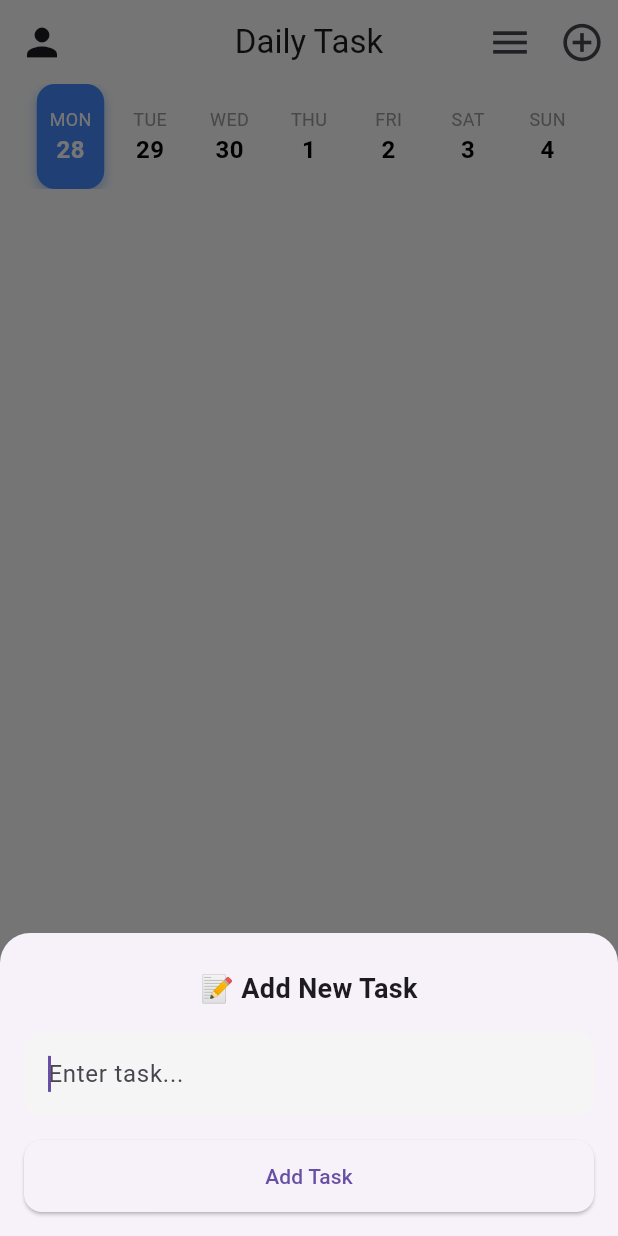
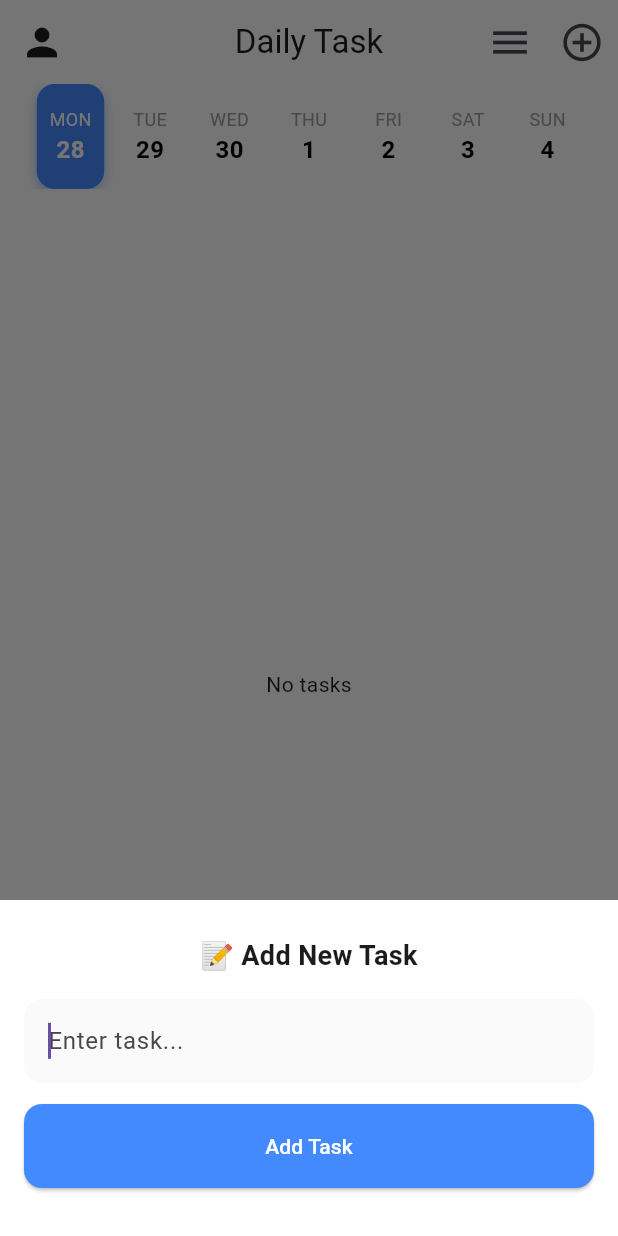
Before and after one commit to inkartk/tasker_app, a Flutter app: the screen it shows after launch, after a tap on the "add circle outline" icon, on a phone screen of 412 x 824 dp. Run offline on Flutter 3.47's test engine with Material 3 defaults, Android fonts, the phone set to English and light mode, and no system bars; our stand-ins replace email_validator, equatable, firebase_auth, firebase_core, flutter_bloc, get_it and 2 more; accounts and stored records are empty.

Commit message:
to do list completed

```diff
--- a/lib/common/app_router.dart
+++ b/lib/common/app_router.dart
@@ -1,4 +1,6 @@
+import 'package:flutter_bloc/flutter_bloc.dart';
 import 'package:go_router/go_router.dart';
+import 'package:my_the_best_project/common/di.dart';
 import 'package:my_the_best_project/features/auth/pages/login_page.dart';
 import 'package:my_the_best_project/features/auth/pages/register_page.dart';
 import 'package:my_the_best_project/features/auth/pages/reset_password.dart';
@@ -6,6 +8,8 @@ import 'package:my_the_best_project/features/auth/pages/verify_email.dart';
 import 'package:my_the_best_project/features/home/pages/account_page.dart';
 import 'package:my_the_best_project/features/home/pages/navigation_tabbar.dart';
 import 'package:my_the_best_project/features/to_do_week/to_do_week.dart';
+import 'package:my_the_best_project/features/todo/presentation/bloc/task_bloc.dart';
+import 'package:my_the_best_project/features/todo/presentation/bloc/task_event.dart';
 
 final GoRouter appRouter = GoRouter(
   routes: [
@@ -35,7 +39,13 @@ final GoRouter appRouter = GoRouter(
     ),
     GoRoute(
       path: '/',
-      builder: (context, state) => const NavigationTabBar(),
+      builder: (context, state) {
+        return BlocProvider<TaskBloc>(
+          create: (context) =>
+              sl<TaskBloc>()..add(TaskGetEvent(day: DateTime.now())),
+          child: const NavigationTabBar(),
+        );
+      },
     ),
     GoRoute(
       path: '/verify',
--- /dev/null
+++ b/lib/common/di.dart
@@ -0,0 +1,37 @@
+import 'package:get_it/get_it.dart';
+import 'package:my_the_best_project/features/todo/data/data_source/local_data_source/local_datasource.dart';
+import 'package:my_the_best_project/features/todo/data/repository/repository_impl.dart';
+import 'package:my_the_best_project/features/todo/domain/repository/repository.dart';
+import 'package:my_the_best_project/features/todo/domain/usecases/add_task.dart';
+import 'package:my_the_best_project/features/todo/domain/usecases/delete_task.dart';
+import 'package:my_the_best_project/features/todo/domain/usecases/get_task.dart';
+import 'package:my_the_best_project/features/todo/domain/usecases/update_task.dart';
+import 'package:my_the_best_project/features/todo/presentation/bloc/task_bloc.dart';
+import 'package:shared_preferences/shared_preferences.dart';
+
+final sl = GetIt.instance;
+
+Future<void> init() async {
+  // External
+  final sharedPreferences = await SharedPreferences.getInstance();
+  sl.registerSingleton<SharedPreferences>(sharedPreferences);
+
+  // Data sources
+  sl.registerLazySingleton<LocalDataSource>(
+    () => LocalDataSourceImpl(sharedPreferences: sl()),
+  );
+
+  // Repository
+  sl.registerLazySingleton<Repository>(
+    () => RepositoryImpl(localDataSource: sl()),
+  );
+
+  // Use cases
+  sl.registerLazySingleton(() => GetTask(repository: sl()));
+  sl.registerLazySingleton(() => AddTask(repository: sl()));
+  sl.registerLazySingleton(() => DeleteTask(repository: sl()));
+  sl.registerLazySingleton(() => UpdateTask(repository: sl()));
+
+  // Bloc
+  sl.registerFactory(() => TaskBloc(sl(), sl(), sl(), sl()));
+}
--- a/lib/features/todo/domain/entity/to_do_list_entity.dart
+++ b/lib/features/todo/domain/entity/to_do_list_entity.dart
@@ -9,4 +9,18 @@ class Task {
       required this.title,
       required this.date,
       required this.isDone});
+
+  Task copyWith({
+    String? id,
+    String? title,
+    DateTime? date,
+    bool? isDone,
+  }) {
+    return Task(
+      id: id ?? this.id,
+      title: title ?? this.title,
+      date: date ?? this.date,
+      isDone: isDone ?? this.isDone,
+    );
+  }
 }
--- a/lib/features/todo/domain/repository/repository.dart
+++ b/lib/features/todo/domain/repository/repository.dart
@@ -4,4 +4,5 @@ abstract class Repository {
   Future<void> addTask(Task task);
   Future<void> deleteTask(Task task);
   Future<List<Task>> getTaskForDay(DateTime day);
+  Future<void> updateTask(Task task);
 }
--- /dev/null
+++ b/lib/features/todo/domain/usecases/update_task.dart
@@ -0,0 +1,12 @@
+import 'package:my_the_best_project/features/todo/domain/entity/to_do_list_entity.dart';
+import 'package:my_the_best_project/features/todo/domain/repository/repository.dart';
+
+class UpdateTask {
+  final Repository repository;
+
+  UpdateTask({required this.repository});
+
+  Future<void> call(Task task) async {
+    return repository.updateTask(task);
+  }
+}
--- /dev/null
+++ b/lib/features/todo/presentation/bloc/task_bloc.dart
@@ -0,0 +1,68 @@
+import 'package:flutter_bloc/flutter_bloc.dart';
+import 'package:my_the_best_project/features/todo/domain/usecases/add_task.dart';
+import 'package:my_the_best_project/features/todo/domain/usecases/delete_task.dart';
+import 'package:my_the_best_project/features/todo/domain/usecases/get_task.dart';
+import 'package:my_the_best_project/features/todo/domain/usecases/update_task.dart';
+import 'package:my_the_best_project/features/todo/presentation/bloc/task_event.dart';
+import 'package:my_the_best_project/features/todo/presentation/bloc/task_state.dart';
+
+class TaskBloc extends Bloc<TaskEvent, TaskState> {
+  final GetTask getTask;
+  final AddTask addTask;
+  final DeleteTask deleteTask;
+  final UpdateTask updateTask;
+
+  TaskBloc(this.getTask, this.addTask, this.deleteTask, this.updateTask)
+      : super(TaskEmptyState()) {
+    on<TaskAddEvent>((event, emit) async {
+      emit(TaskAddState());
+      try {
+        await addTask(event.task);
+        add(TaskGetEvent(day: event.task.date));
+      } catch (e) {
+        emit(TaskErrorState(taskError: e.toString()));
+      }
+    });
+    on<TaskDeleteEvent>((event, emit) async {
+      emit(TaskDeleteState());
+      try {
+        await deleteTask(event.task);
+        add(TaskGetEvent(day: event.task.date));
+      } catch (e) {
+        emit(TaskErrorState(taskError: e.toString()));
+      }
+    });
+    on<TaskGetEvent>((event, emit) async {
+      emit(TaskLoadingState());
+      try {
+        final tasks = await getTask(event.day);
+
+        final filteredTasks = tasks
+            .where((task) =>
+                task.date.year == event.day.year &&
+                task.date.month == event.day.month &&
+                task.date.day == event.day.day)
+            .toList();
+
+        filteredTasks.sort((a, b) {
+          if (a.isDone == b.isDone) return 0;
+          return a.isDone ? 1 : -1;
+        });
+
+        emit(TaskLoadedState(taskList: filteredTasks));
+      } catch (e) {
+        emit(TaskErrorState(taskError: e.toString()));
+      }
+    });
+
+    on<TaskUpdatingEvent>((event, emit) async {
+      emit(TaskUpdatingState());
+      try {
+        await updateTask(event.task);
+        add(TaskGetEvent(day: event.task.date));
+      } catch (e) {
+        emit(TaskErrorState(taskError: e.toString()));
+      }
+    });
+  }
+}
--- /dev/null
+++ b/lib/features/todo/presentation/bloc/task_event.dart
@@ -0,0 +1,41 @@
+import 'package:equatable/equatable.dart';
+import 'package:my_the_best_project/features/todo/domain/entity/to_do_list_entity.dart';
+
+abstract class TaskEvent extends Equatable {
+  @override
+  List<Object> get props => [];
+}
+
+class TaskAddEvent extends TaskEvent {
+  final Task task;
+
+  TaskAddEvent({required this.task});
+  @override
+  List<Object> get props => [task];
+}
+
+class TaskDeleteEvent extends TaskEvent {
+  final Task task;
+
+  TaskDeleteEvent({required this.task});
+  @override
+  List<Object> get props => [task];
+}
+
+class TaskGetEvent extends TaskEvent {
+  final DateTime day;
+
+  TaskGetEvent({required this.day});
+
+  @override
+  List<Object> get props => [day];
+}
+
+class TaskUpdatingEvent extends TaskEvent {
+  final Task task;
+
+  TaskUpdatingEvent({required this.task});
+
+  @override
+  List<Object> get props => [task];
+}
--- /dev/null
+++ b/lib/features/todo/presentation/bloc/task_state.dart
@@ -0,0 +1,33 @@
+import 'package:equatable/equatable.dart';
+import 'package:my_the_best_project/features/todo/domain/entity/to_do_list_entity.dart';
+
+abstract class TaskState extends Equatable {
+  @override
+  List<Object> get props => [];
+}
+
+class TaskEmptyState extends TaskState {}
+
+class TaskLoadingState extends TaskState {}
+
+class TaskLoadedState extends TaskState {
+  final List<Task> taskList;
+
+  TaskLoadedState({required this.taskList});
+  @override
+  List<Object> get props => [taskList];
+}
+
+class TaskErrorState extends TaskState {
+  final String taskError;
+
+  TaskErrorState({required this.taskError});
+  @override
+  List<Object> get props => [taskError];
+}
+
+class TaskAddState extends TaskState {}
+
+class TaskDeleteState extends TaskState {}
+
+class TaskUpdatingState extends TaskState {}
--- a/lib/features/todo/presentation/pages/to_do_list_page.dart
+++ b/lib/features/todo/presentation/pages/to_do_list_page.dart
@@ -1,6 +1,10 @@
 import 'package:flutter/material.dart';
+import 'package:flutter_bloc/flutter_bloc.dart';
 import 'package:go_router/go_router.dart';
-import 'package:my_the_best_project/features/todo/domain/entity/to_do_list_entity.dart';
+import 'package:my_the_best_project/features/todo/presentation/bloc/task_bloc.dart';
+import 'package:my_the_best_project/features/todo/presentation/bloc/task_event.dart';
+import 'package:my_the_best_project/features/todo/presentation/bloc/task_state.dart';
+import 'package:my_the_best_project/features/todo/presentation/widgets/bottom_sheet.dart';
 import 'package:my_the_best_project/features/todo/presentation/widgets/calendar.dart';
 
 class ToDoList extends StatefulWidget {
@@ -12,18 +16,16 @@ class ToDoList extends StatefulWidget {
 
 class _ToDoListState extends State<ToDoList> {
   final TextEditingController controller = TextEditingController();
-  List<Task> tasks = [];
   DateTime selectedDate = DateTime.now();
 
   @override
+  void dispose() {
+    controller.dispose();
+    super.dispose();
+  }
+
+  @override
   Widget build(BuildContext context) {
-    final filteredTasks = tasks
-        .where((task) =>
-            task.date.year == selectedDate.year &&
-            task.date.month == selectedDate.month &&
-            task.date.day == selectedDate.day)
-        .toList();
-
     return Scaffold(
         backgroundColor: Colors.white,
         appBar: AppBar(
@@ -65,17 +67,33 @@ class _ToDoListState extends State<ToDoList> {
                 setState(() {
                   selectedDate = date;
                 });
+                context.read<TaskBloc>().add(TaskGetEvent(day: date));
               },
             ),
             const SizedBox(height: 20),
             Expanded(
-            child: ListView.builder(
+              child: BlocBuilder<TaskBloc, TaskState>(
+                builder: (context, state) {
+                  if (state is TaskLoadingState ||
+                      state is TaskAddState ||
+                      state is TaskDeleteState ||
+                      state is TaskUpdatingState) {
+                    return const Center(child: Text(''));
+                  }
+
+                  final filteredTasks =
+                      (state is TaskLoadedState) ? state.taskList : [];
+
+                  if (filteredTasks.isEmpty) {
+                    return const Center(child: Text('No tasks'));
+                  }
+
+                  return ListView.builder(
                     itemCount: filteredTasks.length,
                     itemBuilder: (context, index) {
                       final task = filteredTasks[index];
-
                       return Dismissible(
-                  key: ValueKey(task.title),
+                        key: ValueKey(task.id),
                         direction: DismissDirection.endToStart,
                         background: Container(
                           alignment: Alignment.centerRight,
@@ -84,12 +102,13 @@ class _ToDoListState extends State<ToDoList> {
                           child: const Icon(Icons.delete, color: Colors.white),
                         ),
                         onDismissed: (direction) {
-                    setState(() {
-                      tasks.remove(task);
-                    });
+                          context
+                              .read<TaskBloc>()
+                              .add(TaskDeleteEvent(task: task));
                         },
                         child: ListTile(
-                    contentPadding: const EdgeInsets.symmetric(horizontal: 8),
+                          contentPadding:
+                              const EdgeInsets.symmetric(horizontal: 8),
                           trailing: Transform.scale(
                             scale: 1.5,
                             child: Checkbox(
@@ -97,18 +116,17 @@ class _ToDoListState extends State<ToDoList> {
                               activeColor: Colors.blue,
                               value: task.isDone,
                               onChanged: (value) {
-                          setState(() {
-                            task.isDone = value!;
-                            tasks.sort((a, b) {
-                              if (a.isDone == b.isDone) return 0;
-                              return a.isDone ? 1 : -1;
-                            });
-                          });
+                                context.read<TaskBloc>().add(
+                                      TaskUpdatingEvent(
+                                        task: task.copyWith(
+                                            isDone: value ?? false),
+                                      ),
+                                    );
                               },
                             ),
                           ),
                           leading: Text(
-                      '${index + 1}.', // ✅ теперь правильный локальный индекс
+                            '${index + 1}.',
                             style: TextStyle(
                               fontSize: 18,
                               color: task.isDone ? Colors.grey : Colors.black,
@@ -124,11 +142,12 @@ class _ToDoListState extends State<ToDoList> {
                         ),
                       );
                     },
+                  );
+                },
               ),
             ),
           ],
-      ),
-    );
+        ));
   }
 
   void showAddTaskSheet(BuildContext context) {
@@ -138,65 +157,7 @@ class _ToDoListState extends State<ToDoList> {
       shape: const RoundedRectangleBorder(
         borderRadius: BorderRadius.vertical(top: Radius.circular(20)),
       ),
-      builder: (context) {
-        return Padding(
-          padding: EdgeInsets.only(
-            left: 16,
-            right: 16,
-            bottom: MediaQuery.of(context).viewInsets.bottom + 16,
-            top: 24,
-          ),
-          child: Column(
-            mainAxisSize: MainAxisSize.min,
-            crossAxisAlignment: CrossAxisAlignment.stretch,
-            children: [
-              const Text(
-                '📝 Add New Task',
-                style: TextStyle(fontSize: 18, fontWeight: FontWeight.bold),
-                textAlign: TextAlign.center,
-              ),
-              const SizedBox(height: 16),
-              TextField(
-                controller: controller,
-                autofocus: true,
-                decoration: InputDecoration(
-                  hintText: 'Enter task...',
-                  filled: true,
-                  fillColor: Colors.grey[100],
-                  border: OutlineInputBorder(
-                    borderRadius: BorderRadius.circular(12),
-                    borderSide: BorderSide.none,
-                  ),
-                ),
-              ),
-              const SizedBox(height: 16),
-              ElevatedButton(
-                onPressed: () {
-                  final text = controller.text.trim();
-                  if (text.isNotEmpty) {
-                    setState(() {
-                      tasks.add(Task(
-                          id: DateTime.now().millisecondsSinceEpoch.toString(),
-                          title: text,
-                          date: selectedDate,
-                          isDone: false));
-                    });
-                    controller.clear();
-                    Navigator.pop(context);
-                  }
-                },
-                style: ElevatedButton.styleFrom(
-                  padding: const EdgeInsets.symmetric(vertical: 14),
-                  shape: RoundedRectangleBorder(
-                    borderRadius: BorderRadius.circular(12),
-                  ),
-                ),
-                child: const Text('Add Task'),
-              ),
-            ],
-          ),
-        );
-      },
+      builder: (_) => AddTaskBottomSheet(selectedDate: selectedDate),
     );
   }
 }
--- /dev/null
+++ b/lib/features/todo/presentation/widgets/bottom_sheet.dart
@@ -0,0 +1,95 @@
+import 'package:flutter/material.dart';
+import 'package:flutter_bloc/flutter_bloc.dart';
+import 'package:my_the_best_project/features/todo/domain/entity/to_do_list_entity.dart';
+import 'package:my_the_best_project/features/todo/presentation/bloc/task_bloc.dart';
+import 'package:my_the_best_project/features/todo/presentation/bloc/task_event.dart';
+
+class AddTaskBottomSheet extends StatefulWidget {
+  final DateTime selectedDate;
+
+  const AddTaskBottomSheet({super.key, required this.selectedDate});
+
+  @override
+  State<AddTaskBottomSheet> createState() => _AddTaskBottomSheetState();
+}
+
+class _AddTaskBottomSheetState extends State<AddTaskBottomSheet> {
+  final TextEditingController controller = TextEditingController();
+
+  @override
+  void dispose() {
+    controller.dispose();
+    super.dispose();
+  }
+
+  @override
+  Widget build(BuildContext context) {
+    return Container(
+      color: Colors.white,
+      child: Padding(
+        padding: EdgeInsets.only(
+          left: 16,
+          right: 16,
+          bottom: MediaQuery.of(context).viewInsets.bottom + 16,
+          top: 24,
+        ),
+        child: Column(
+          mainAxisSize: MainAxisSize.min,
+          crossAxisAlignment: CrossAxisAlignment.stretch,
+          children: [
+            const Text(
+              '📝 Add New Task',
+              style: TextStyle(fontSize: 18, fontWeight: FontWeight.bold),
+              textAlign: TextAlign.center,
+            ),
+            const SizedBox(height: 16),
+            TextField(
+              controller: controller,
+              autofocus: true,
+              decoration: InputDecoration(
+                hintText: 'Enter task...',
+                filled: true,
+                fillColor: Colors.grey[50],
+                border: OutlineInputBorder(
+                  borderRadius: BorderRadius.circular(12),
+                  borderSide: BorderSide.none,
+                ),
+              ),
+            ),
+            const SizedBox(height: 14),
+            ElevatedButton(
+              onPressed: () {
+                final text = controller.text.trim();
+                if (text.isNotEmpty) {
+                  final newTask = Task(
+                    id: DateTime.now().millisecondsSinceEpoch.toString(),
+                    title: text,
+                    date: widget.selectedDate,
+                    isDone: false,
+                  );
+                  context.read<TaskBloc>().add(TaskAddEvent(task: newTask));
+                  context
+                      .read<TaskBloc>()
+                      .add(TaskGetEvent(day: widget.selectedDate));
+                  Navigator.pop(context);
+                }
+              },
+              style: ElevatedButton.styleFrom(
+                padding: const EdgeInsets.symmetric(vertical: 18),
+                backgroundColor: Colors.blueAccent,
+                shape: RoundedRectangleBorder(
+                  borderRadius: BorderRadius.circular(12),
+                ),
+              ),
+              child: const Text(
+                'Add Task',
+                style: TextStyle(color: Colors.white),
+              ),
+            ),
+            const SizedBox(height: 16),
+          ],
+        ),
+      ),
+    );
+  }
+}
--- a/lib/main.dart
+++ b/lib/main.dart
@@ -2,11 +2,13 @@ import 'package:firebase_auth/firebase_auth.dart';
 import 'package:firebase_core/firebase_core.dart';
 import 'package:flutter/material.dart';
 import 'package:my_the_best_project/common/app_router.dart';
+import 'package:my_the_best_project/common/di.dart';
 
 Future<void> main() async {
   WidgetsFlutterBinding.ensureInitialized();
   await Firebase.initializeApp();
   await FirebaseAuth.instance.signOut();
+  await init();
   runApp(const MyApp());
 }
 
--- a/pubspec.yaml
+++ b/pubspec.yaml
@@ -39,8 +39,9 @@ dependencies:
   go_router: ^15.0.0
   intl: ^0.20.2
   animated_list_plus: ^0.5.2
-  shared_preferences: ^2.5.3
-
+  equatable: ^2.0.7
+  flutter_bloc: ^9.1.0
+  get_it: ^8.0.3
 
   # The following adds the Cupertino Icons font to your application.
   # Use with the CupertinoIcons class for iOS style icons.
```
Also changed, not shown: lib/features/todo/data/data_source/local_data_source/local_datasource.dart (+17 -0 lines), lib/features/todo/data/repository/repository_impl.dart (+16 -2 lines), pubspec.lock. Lines whose indentation alone changed are shown as unchanged.
